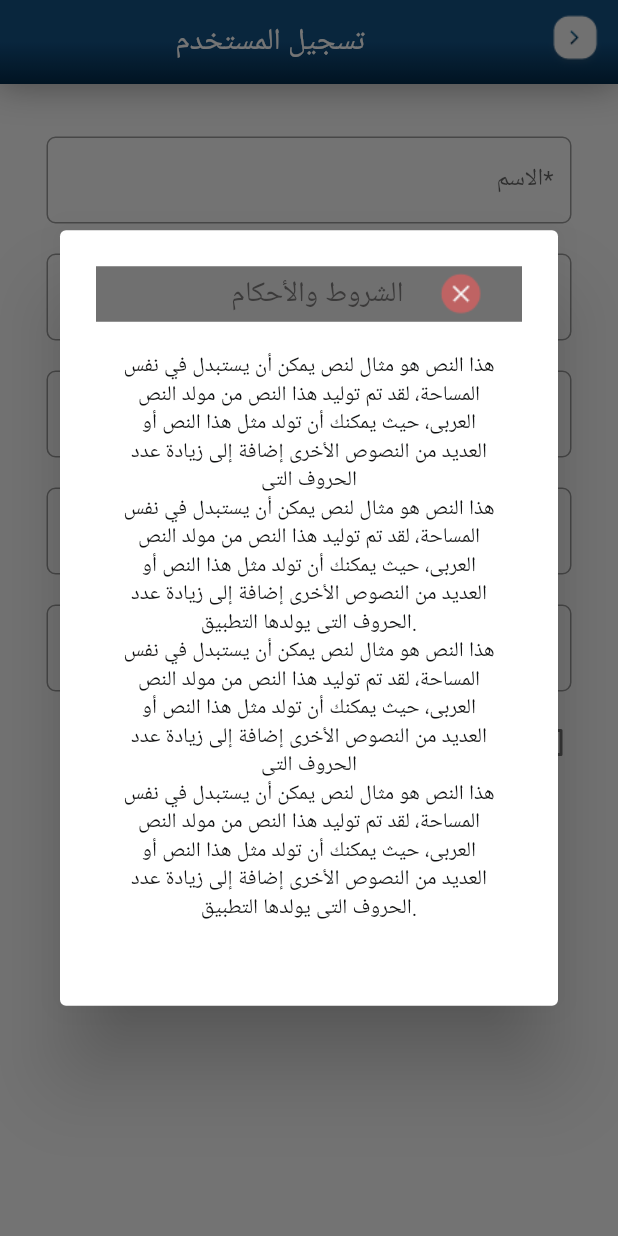
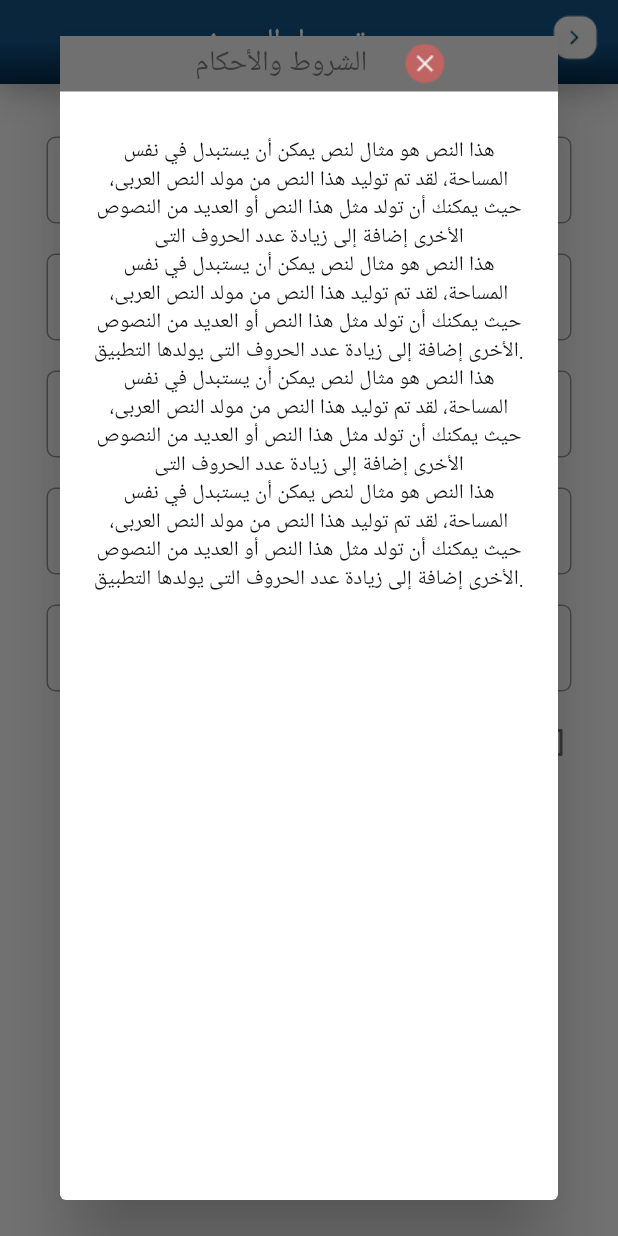
Before and after one commit to WorkFlutter/misbah, a Flutter app: the NewUser screen opened directly, after a tap on "الشروط الأحكام", on a phone screen of 412 x 824 dp. Run offline on Flutter 3.47's test engine with Material 2 defaults, Android fonts, the phone set to English and light mode, and no system bars; our stand-ins replace dots_indicator, get; missing offline and left inert: dashed_container.

```diff
--- a/lib/screens/13new-user.dart
+++ b/lib/screens/13new-user.dart
@@ -1,10 +1,9 @@
 import 'package:flutter/cupertino.dart';
 import 'package:flutter/material.dart';
 import 'package:get/get.dart';
+import 'package:misbah/widgets/10customtextfield.dart';
 
 import '../widgets/0app_bar.dart';
-import 'package:misbah/widgets/10customtextfield.dart';
-
 import '../widgets/5gradient_button.dart';
 
 class NewUser extends StatefulWidget {
@@ -133,8 +132,10 @@ class _NewUserState extends State<NewUser> {
                         onTap: () {
                           showDialog(
                             context: context,
-                            builder: (context) => AlertDialog(
-                              title: Container(
+                            builder: (context) => Dialog(
+                              child: Column(
+                                children: [
+                                  Container(
                                     color: Color(0xff707070),
                                     width: double.infinity,
                                     height: 37 / size.height * size.height,
@@ -143,11 +144,13 @@ class _NewUserState extends State<NewUser> {
                                         Padding(
                                           padding: const EdgeInsets.only(
                                               left: 90, right: 20),
+                                          child: FittedBox(
                                             child: Text(
                                               'الشروط والأحكام',
                                               style: TextStyle(
                                                   color: Color(0xff3B3A3A),
                                                   fontSize: 19),
+                                            ),
                                           ),
                                         ),
                                         GestureDetector(
@@ -161,15 +164,18 @@ class _NewUserState extends State<NewUser> {
                                       ],
                                     ),
                                   ),
-                              content: Padding(
-                                padding:
-                                    const EdgeInsets.only(left: 15, right: 15),
+                                  Padding(
+                                    padding:  EdgeInsets.symmetric(
+                                     horizontal: 20,vertical: 30),
                                     child: Text(
                                       cond,
                                       textAlign: TextAlign.center,
                                       style: TextStyle(
-                                      color: Color(0xff0F1010), fontSize: 14),
+                                          color: Color(0xff0F1010),
+                                          fontSize: 14),
                                     ),
+                                  ),
+                                ],
                               ),
                             ),
                           );
--- a/pubspec.yaml
+++ b/pubspec.yaml
@@ -25,6 +25,7 @@ dependencies:
   dashed_container:
   share: ^2.0.1
   url_launcher: ^6.0.2
+  carousel_slider: ^3.0.0
 
 dev_dependencies:
   flutter_test:
```
Also changed, not shown: lib/screens/1home.dart (+73 -25 lines), lib/widgets/1app_drawer.dart (+17 -9 lines), pubspec.lock, 6 other files. Lines whose indentation alone changed are shown as unchanged.
